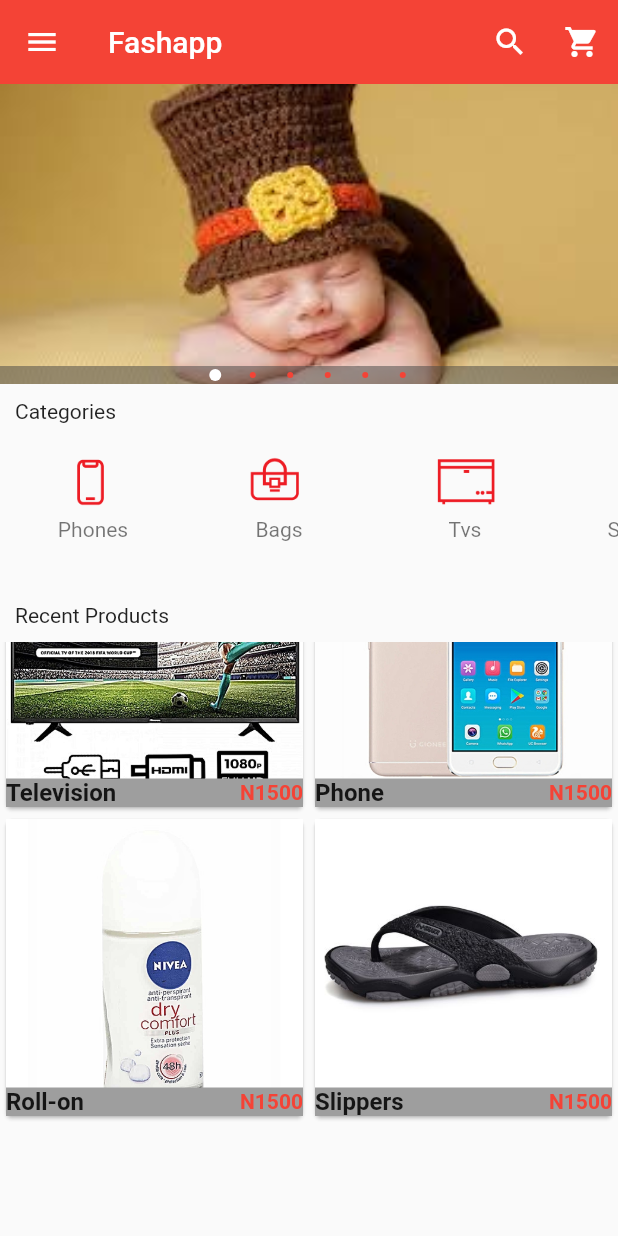
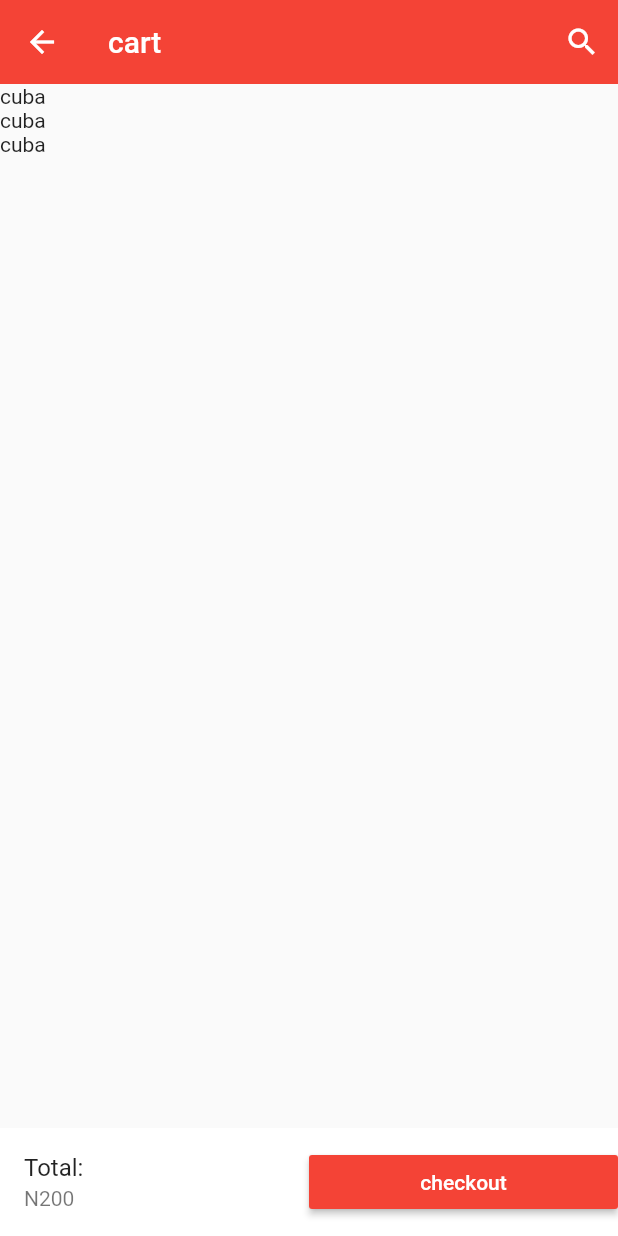
Before and after one commit to ezeoke/FlutterPractice, a Flutter app: the screen it shows after launch, scrolled down 298 dp, after a tap on the "shopping cart" icon, on a phone screen of 412 x 824 dp. Run offline on Flutter 3.47's test engine with Material 2 defaults, Android fonts, the phone set to English and light mode, and no system bars; drawn by our look-alikes of carousel_pro.

```diff
--- /dev/null
+++ b/lib/components/cart_products.dart
@@ -0,0 +1,29 @@
+import 'package:flutter/material.dart';
+
+class Cart_products extends StatefulWidget {
+  @override
+  _Cart_productsState createState() => _Cart_productsState();
+}
+
+class _Cart_productsState extends State<Cart_products> {
+  var Products_on_the_cart = {
+    {
+      'name': 'Roll-on',
+      'picture': 'images/products/rollon.jpg',
+      'price': 1720,
+      'size': 'M',
+      'color': 'Red',
+      'quantity': 1
+    }
+  };
+
+  @override
+  Widget build(BuildContext context) {
+    return ListView.builder(
+      itemCount: 3,
+      itemBuilder: (context, index) {
+        return Text('cuba');
+      },
+    );
+  }
+}
--- a/lib/main.dart
+++ b/lib/main.dart
@@ -4,6 +4,7 @@ import 'package:carousel_pro/carousel_pro.dart';
 //my own imports
 import 'package:my_flutter_app/components/horizontal_listView.dart';
 import 'package:my_flutter_app/components/products.dart';
+import 'package:my_flutter_app/pages/cart.dart';
 
 void main() {
   runApp(MaterialApp(
@@ -37,7 +38,8 @@ class _HomepageState extends State<Homepage> {
         animationDuration: Duration(milliseconds: 1000),
         dotSize: 4,
         indicatorBgPadding: 2,
-        dotColor: Colors.red,
+        // dotColor: Colors.red,
+        dotBgColor: Colors.transparent,
       ),
     );
 
@@ -59,7 +61,10 @@ class _HomepageState extends State<Homepage> {
               Icons.shopping_cart,
               color: Colors.white,
             ),
-            onPressed: () {},
+            onPressed: () {
+              Navigator.push(
+                  context, MaterialPageRoute(builder: (context) => Cart()));
+            },
           )
         ],
       ),
@@ -112,11 +117,14 @@ class _HomepageState extends State<Homepage> {
             ),
 
             InkWell(
-              onTap: () {},
+              onTap: () {
+                Navigator.push(
+                    context, MaterialPageRoute(builder: (context) => Cart()));
+              },
               child: ListTile(
-                title: Text('Categories'),
+                title: Text('Shopping cart'),
                 leading: new Icon(
-                  Icons.category,
+                  Icons.shopping_cart,
                   color: Colors.redAccent,
                 ),
               ),
--- /dev/null
+++ b/lib/pages/cart.dart
@@ -0,0 +1,53 @@
+import 'package:flutter/material.dart';
+import 'package:my_flutter_app/components/cart_products.dart';
+
+class Cart extends StatefulWidget {
+  @override
+  _CartState createState() => _CartState();
+}
+
+class _CartState extends State<Cart> {
+  @override
+  Widget build(BuildContext context) {
+    return Scaffold(
+      appBar: new AppBar(
+        elevation: 0.0,
+        title: Text('cart'),
+        backgroundColor: Colors.red,
+        actions: <Widget>[
+          new IconButton(
+            icon: Icon(
+              Icons.search,
+              color: Colors.white,
+            ),
+            onPressed: () {},
+          ),
+        ],
+      ),
+      body: Cart_products(),
+      bottomNavigationBar: Container(
+        color: Colors.white,
+        child: Row(
+          children: <Widget>[
+            Expanded(
+              child: ListTile(
+                title: Text("Total:"),
+                subtitle: Text('\N200'),
+              ),
+            ),
+            Expanded(
+              child: MaterialButton(
+                onPressed: () {},
+                child: Text(
+                  'checkout',
+                  style: TextStyle(color: Colors.white),
+                ),
+                color: Colors.red,
+              ),
+            )
+          ],
+        ),
+      ),
+    );
+  }
+}
```
Also changed, not shown: lib/pages/product_details.dart (+123 -9 lines).
